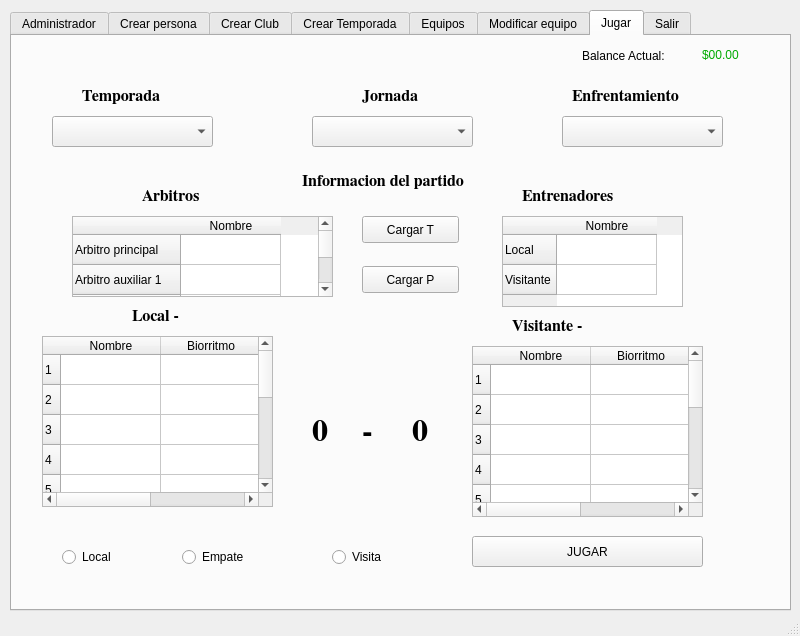
Old version of the form mainWtabs.ui in the repository Jeancasoto/ThePlaceToBet.
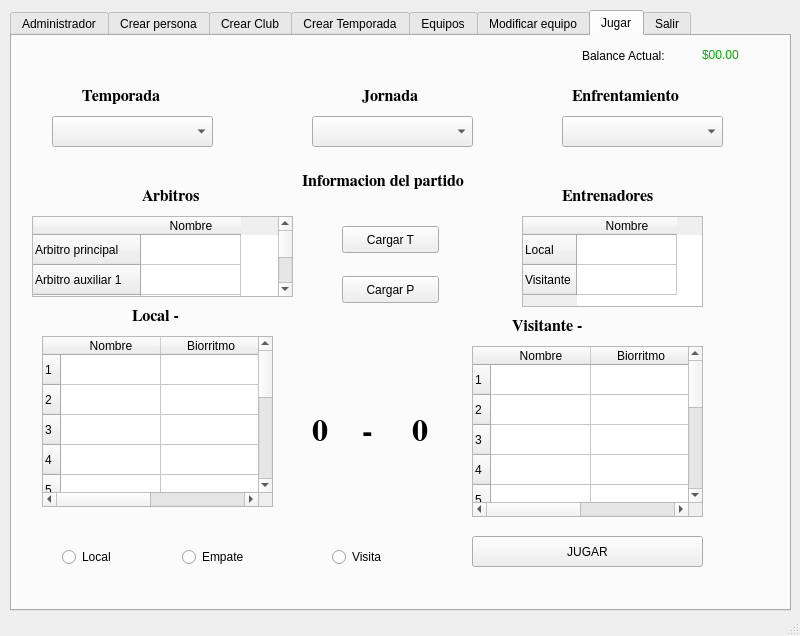
New version of the form. Icons and pictures are not drawn.

Commit message: Aplica los datos a la ventana juego

```diff
--- a/mainWtabs.ui
+++ b/mainWtabs.ui
@@ -1078,7 +1078,7 @@
      <widget class="QTableWidget" name="tableWidget">
       <property name="geometry">
        <rect>
-        <x>60</x>
+        <x>20</x>
         <y>180</y>
         <width>261</width>
         <height>81</height>
@@ -1113,7 +1113,7 @@
      <widget class="QTableWidget" name="tableWidget_2">
       <property name="geometry">
        <rect>
-        <x>490</x>
+        <x>510</x>
         <y>180</y>
         <width>181</width>
         <height>91</height>
@@ -1180,7 +1180,7 @@
      <widget class="QLabel" name="label_51">
       <property name="geometry">
        <rect>
-        <x>510</x>
+        <x>550</x>
         <y>150</y>
         <width>101</width>
         <height>21</height>
@@ -1598,8 +1598,8 @@
      <widget class="QPushButton" name="botonTemporadas">
       <property name="geometry">
        <rect>
-        <x>350</x>
-        <y>180</y>
+        <x>330</x>
+        <y>190</y>
         <width>97</width>
         <height>27</height>
        </rect>
@@ -1611,8 +1611,8 @@
      <widget class="QPushButton" name="botonPartidos">
       <property name="geometry">
        <rect>
-        <x>350</x>
-        <y>230</y>
+        <x>330</x>
+        <y>240</y>
         <width>97</width>
         <height>27</height>
        </rect>
```
The commit also changes 1 other file.
